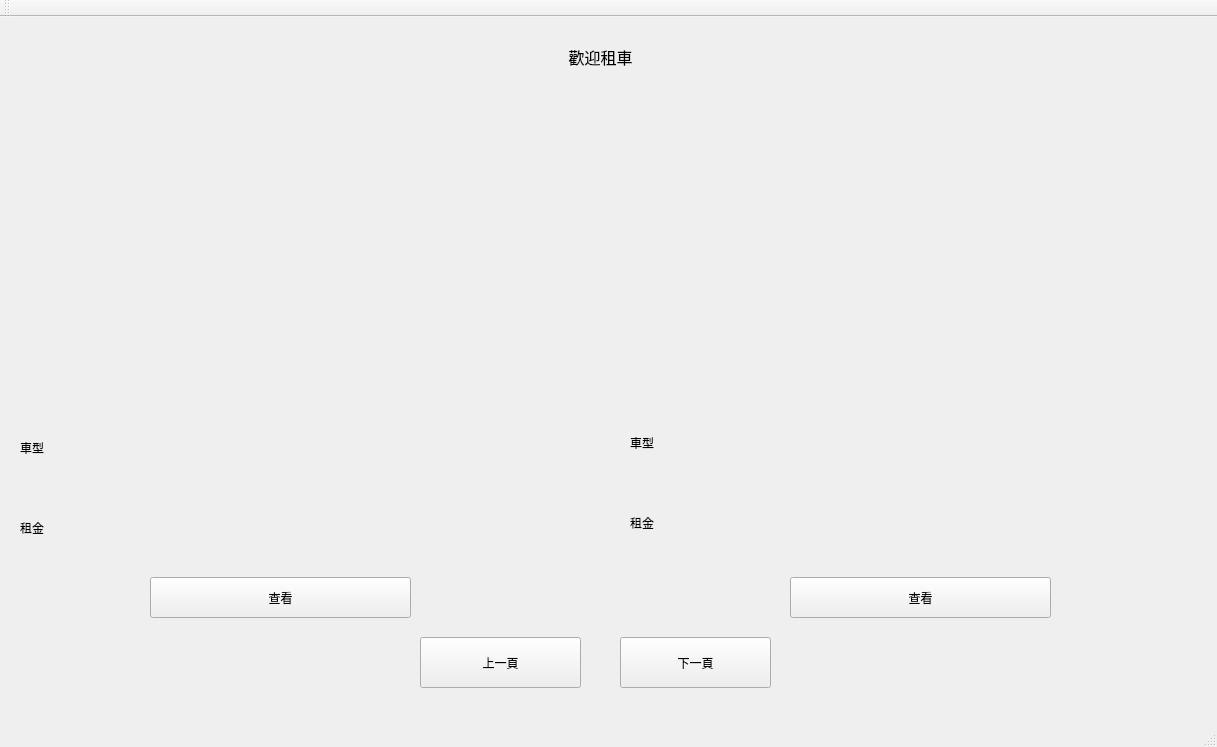
Old version of the form Code/mainwindow.ui in the repository quiiop/CarRentalProject.
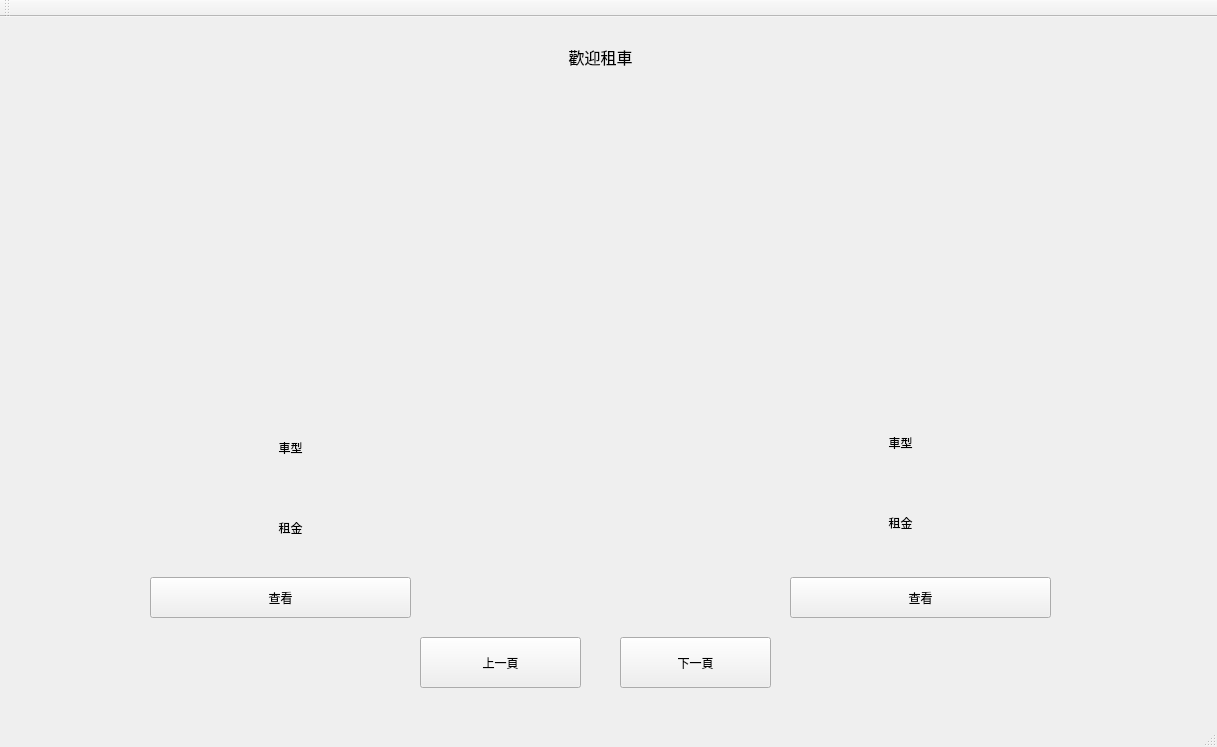
New version of the form. The open tabs and pages were chosen to show the change. Icons and pictures are not drawn.

Patch:
```diff
--- a/Code/mainwindow.ui
+++ b/Code/mainwindow.ui
@@ -443,6 +443,9 @@
       <property name="text">
        <string>車型</string>
       </property>
+      <property name="alignment">
+       <set>Qt::AlignCenter</set>
+      </property>
      </widget>
      <widget class="QLabel" name="label_8">
       <property name="geometry">
@@ -456,6 +459,9 @@
       <property name="text">
        <string>租金</string>
       </property>
+      <property name="alignment">
+       <set>Qt::AlignCenter</set>
+      </property>
      </widget>
      <widget class="QLabel" name="label_9">
       <property name="geometry">
@@ -469,6 +475,9 @@
       <property name="text">
        <string>車型</string>
       </property>
+      <property name="alignment">
+       <set>Qt::AlignCenter</set>
+      </property>
      </widget>
      <widget class="QLabel" name="label_10">
       <property name="geometry">
@@ -482,6 +491,9 @@
       <property name="text">
        <string>租金</string>
       </property>
+      <property name="alignment">
+       <set>Qt::AlignCenter</set>
+      </property>
      </widget>
      <widget class="QPushButton" name="picture1_Button">
       <property name="geometry">
```
Left out of the diff: 21 changed lines with no effect on the pictures.
